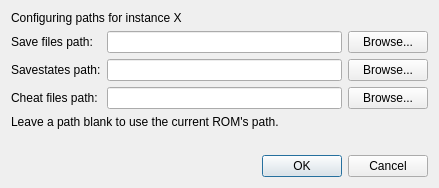
Before: the Qt Designer form src/frontend/qt_sdl/PathSettingsDialog.ui in melonDS-emu/melonDS, drawn with Qt 5.
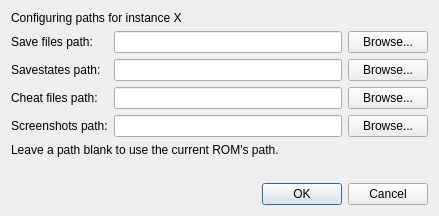
After: the same form once the commit is applied.

Commit message: Add screenshots path to dialog

What changed in the file:
```diff
--- a/src/frontend/qt_sdl/PathSettingsDialog.ui
+++ b/src/frontend/qt_sdl/PathSettingsDialog.ui
@@ -35,7 +35,7 @@
      </property>
     </widget>
    </item>
-   <item row="5" column="0" colspan="3">
+   <item row="6" column="0" colspan="3">
     <widget class="QLabel" name="label_5">
      <property name="text">
       <string/>
@@ -63,7 +63,28 @@
      </property>
     </widget>
    </item>
-   <item row="6" column="0" colspan="3">
+   <item row="4" column="0">
+    <widget class="QLabel" name="label_6">
+     <property name="text">
+      <string>Screenshots path:</string>
+     </property>
+    </widget>
+   </item>
+   <item row="4" column="1">
+    <widget class="QLineEdit" name="txtScreenshotsPath">
+     <property name="clearButtonEnabled">
+      <bool>true</bool>
+     </property>
+    </widget>
+   </item>
+   <item row="4" column="2">
+    <widget class="QPushButton" name="btnScreenshotsBrowse">
+     <property name="text">
+      <string>Browse...</string>
+     </property>
+    </widget>
+   </item>
+   <item row="7" column="0" colspan="3">
     <widget class="QDialogButtonBox" name="buttonBox">
      <property name="orientation">
       <enum>Qt::Horizontal</enum>
@@ -87,7 +108,7 @@
      </property>
     </widget>
    </item>
-   <item row="4" column="0" colspan="3">
+   <item row="5" column="0" colspan="3">
     <widget class="QLabel" name="label">
      <property name="text">
       <string>Leave a path blank to use the current ROM's path.</string>
```
Left out of the diff: 2 changed lines with no effect on the pictures. The commit also changes 2 other files.
